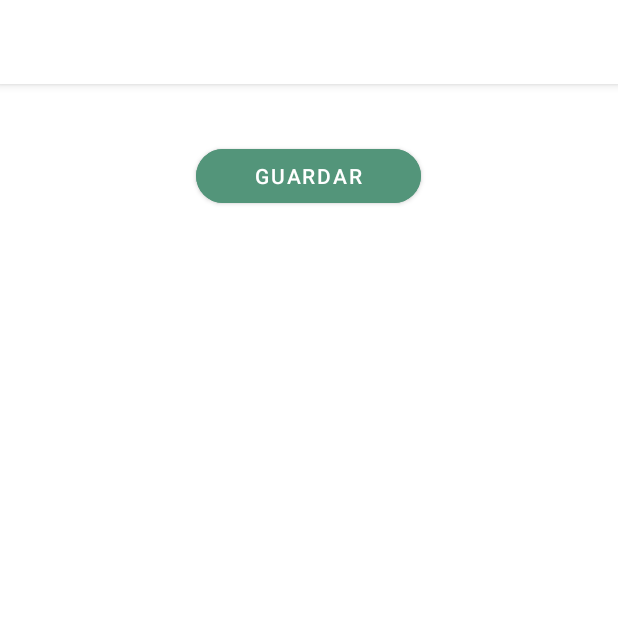
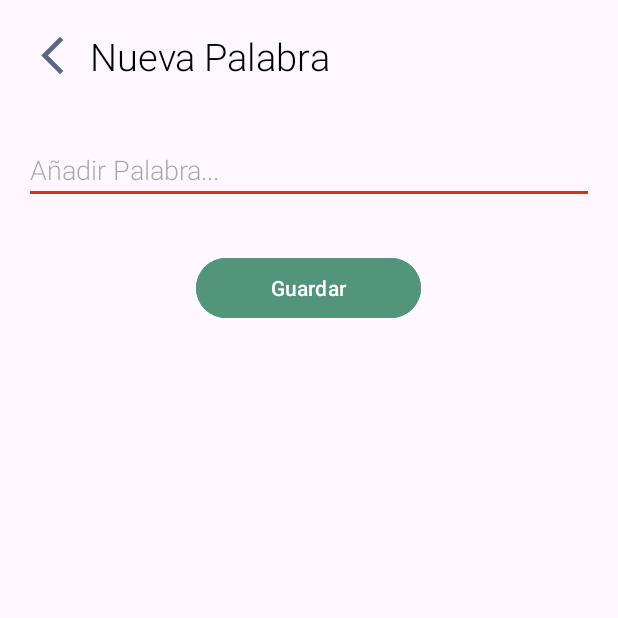
Before and after one commit to aadrizeta/AppPalabras, an Android app: the NuevaPalabra screen opened directly, with no data from a screen before it, on a phone screen of 412 x 824 dp, the top half of it. Run offline under Robolectric (Android 15) with nearby library versions, the phone set to English and light mode, and no system bars.

Commit message:
funcion limitada

```diff
--- a/app/src/main/AndroidManifest.xml
+++ b/app/src/main/AndroidManifest.xml
@@ -13,6 +13,9 @@
         android:theme="@style/Base.Theme.RoomApp"
         tools:targetApi="31">
         <activity
+            android:name=".activity_nueva_palabra2"
+            android:exported="false" />
+        <activity
             android:name=".NuevaPalabra"
             android:exported="false" />
         <activity
--- a/app/src/main/java/com/aadrizeta/RoomApp/NuevaPalabra.java
+++ b/app/src/main/java/com/aadrizeta/RoomApp/NuevaPalabra.java
@@ -1,24 +1,55 @@
 package com.aadrizeta.RoomApp;
 
+import android.content.Intent;
 import android.os.Bundle;
+import android.text.TextUtils;
+import android.view.View;
+import android.widget.Button;
+import android.widget.EditText;
+import android.widget.ImageView;
+import android.widget.Toast;
 
-import androidx.activity.EdgeToEdge;
 import androidx.appcompat.app.AppCompatActivity;
-import androidx.core.graphics.Insets;
-import androidx.core.view.ViewCompat;
-import androidx.core.view.WindowInsetsCompat;
 
 public class NuevaPalabra extends AppCompatActivity {
 
+    public static final String EXTRA_REPLY = "com.example.android.wordlistsql.REPLY";
+
+    private EditText palabraNueva;
+    private Button botonGuardar;
+    private ImageView botonAtras;
     @Override
     protected void onCreate(Bundle savedInstanceState) {
         super.onCreate(savedInstanceState);
-        EdgeToEdge.enable(this);
-        setContentView(R.layout.activity_nueva_palabra);
-        ViewCompat.setOnApplyWindowInsetsListener(findViewById(R.id.main), (v, insets) -> {
-            Insets systemBars = insets.getInsets(WindowInsetsCompat.Type.systemBars());
-            v.setPadding(systemBars.left, systemBars.top, systemBars.right, systemBars.bottom);
-            return insets;
+        setContentView(R.layout.activity_nueva_palabra2);
+        palabraNueva = findViewById(R.id.edit_word);
+        botonGuardar = findViewById(R.id.saveButton);
+        botonAtras = findViewById(R.id.backButton);
+
+        botonAtras.setOnClickListener(new View.OnClickListener() {
+            @Override
+            public void onClick(View view) {
+                launchMain(view);
+            }
+        });
+        botonGuardar.setOnClickListener(new View.OnClickListener() {
+            @Override
+            public void onClick(View view) {
+                Intent replyIntent = new Intent();
+                if (TextUtils.isEmpty(palabraNueva.getText())){
+                    setResult(RESULT_CANCELED);
+                } else {
+                    String word = palabraNueva.getText().toString();
+                    replyIntent.putExtra(EXTRA_REPLY, word);
+                    setResult(RESULT_OK, replyIntent);
+                }
+                finish();
+            }
         });
     }
+    public void launchMain(View view) {
+        Intent intent = new Intent(this, MainActivity.class);
+        startActivity(intent);
+
+    }
 }
--- a/app/src/main/java/com/aadrizeta/RoomApp/PalabraDB.java
+++ b/app/src/main/java/com/aadrizeta/RoomApp/PalabraDB.java
@@ -13,7 +13,9 @@ import java.util.concurrent.ExecutorService;
 import java.util.concurrent.Executors;
 
 @Database(entities = {Palabra.class}, version = 1, exportSchema = false)
+
 public abstract class PalabraDB extends RoomDatabase{
+
     public abstract PalabraDao palabraDAO();
     private static volatile PalabraDB INSTANCE;
     private static final int NUMBER_OF_THREADS = 4;
--- a/app/src/main/java/com/aadrizeta/RoomApp/PalabraRepository.java
+++ b/app/src/main/java/com/aadrizeta/RoomApp/PalabraRepository.java
@@ -23,4 +23,9 @@ public class   PalabraRepository {
             mpalabraDAO.insert(palabra);
         });
     }
+    void delete(Palabra palabra){
+        PalabraDB.databaseWriteExecutor.execute(() -> {
+          mpalabraDAO.deleteAll();
+        });
+    }
 }
--- /dev/null
+++ b/app/src/main/res/drawable/baseline_arrow_back_ios_new_24.xml
@@ -0,0 +1,5 @@
+<vector xmlns:android="http://schemas.android.com/apk/res/android" android:height="24dp" android:tint="#596785" android:viewportHeight="24" android:viewportWidth="24" android:width="24dp">
+
+    <path android:fillColor="@android:color/white" android:pathData="M17.77,3.77l-1.77,-1.77l-10,10l10,10l1.77,-1.77l-8.23,-8.23z"/>
+
+</vector>
--- /dev/null
+++ b/app/src/main/res/drawable/baseline_delete_24.xml
@@ -0,0 +1,5 @@
+<vector xmlns:android="http://schemas.android.com/apk/res/android" android:height="24dp" android:tint="#FFFFFF" android:viewportHeight="24" android:viewportWidth="24" android:width="24dp">
+
+    <path android:fillColor="@android:color/white" android:pathData="M6,19c0,1.1 0.9,2 2,2h8c1.1,0 2,-0.9 2,-2V7H6v12zM19,4h-3.5l-1,-1h-5l-1,1H5v2h14V4z"/>
+
+</vector>
--- a/app/src/main/res/layout/activity_nueva_palabra.xml
+++ /dev/null
@@ -1,31 +0,0 @@
-<?xml version="1.0" encoding="utf-8"?>
-<LinearLayout xmlns:android="http://schemas.android.com/apk/res/android"
-    xmlns:app="http://schemas.android.com/apk/res-auto"
-    android:orientation="vertical"
-    android:layout_width="match_parent"
-    android:layout_height="match_parent"
-
-    >
-
-    <EditText
-        android:id="@+id/edit_word"
-        android:layout_width="match_parent"
-        android:layout_height="wrap_content"
-        android:minHeight="@dimen/small_padding"
-        android:fontFamily="sans-serif-light"
-        android:hint="@string/hint_word"
-        android:inputType="textAutoComplete"
-        android:layout_margin="@dimen/big_padding"
-        android:textSize="18sp" />
-
-    <Button
-        android:id="@+id/saveButton"
-        android:layout_width="150dp"
-        android:layout_height="wrap_content"
-        android:layout_gravity="center_horizontal"
-        android:layout_margin="@dimen/big_padding"
-        android:backgroundTint="@color/saveButtonBackground"
-        android:text="@string/button_save"
-        app:cornerRadius="20dp" />
-
-</LinearLayout>
--- /dev/null
+++ b/app/src/main/res/layout/activity_nueva_palabra2.xml
@@ -0,0 +1,79 @@
+<?xml version="1.0" encoding="utf-8"?>
+<androidx.constraintlayout.widget.ConstraintLayout xmlns:android="http://schemas.android.com/apk/res/android"
+    xmlns:app="http://schemas.android.com/apk/res-auto"
+    xmlns:tools="http://schemas.android.com/tools"
+    android:id="@+id/main"
+    android:layout_width="match_parent"
+    android:layout_height="match_parent"
+    tools:context=".activity_nueva_palabra2">
+
+
+
+
+    <LinearLayout
+        android:layout_width="match_parent"
+        android:layout_height="wrap_content"
+        android:orientation="vertical"
+        app:layout_constraintBottom_toBottomOf="parent"
+        app:layout_constraintEnd_toEndOf="parent"
+        app:layout_constraintTop_toBottomOf="@+id/parteSuperior"
+        app:layout_constraintHorizontal_bias="0.0"
+        app:layout_constraintStart_toStartOf="parent"
+        app:layout_constraintVertical_bias="0.0">
+
+        <EditText
+            android:id="@+id/edit_word"
+            android:layout_width="match_parent"
+            android:layout_height="wrap_content"
+            android:layout_margin="@dimen/big_padding"
+            android:fontFamily="sans-serif-light"
+            android:hint="@string/hint_word"
+            android:inputType="textAutoComplete"
+            android:minHeight="@dimen/small_padding"
+            android:textSize="18sp" />
+
+        <Button
+            android:id="@+id/saveButton"
+            android:layout_width="150dp"
+            android:layout_height="wrap_content"
+            android:layout_gravity="center_horizontal"
+            android:layout_margin="@dimen/big_padding"
+            android:backgroundTint="@color/saveButtonBackground"
+            android:text="@string/button_save"
+            app:cornerRadius="20dp" />
+
+    </LinearLayout>
+
+    <LinearLayout
+        android:gravity="center_vertical"
+        android:id="@+id/parteSuperior"
+        android:layout_width="match_parent"
+        android:layout_height="wrap_content"
+        android:orientation="horizontal"
+        app:layout_constraintBottom_toBottomOf="parent"
+        app:layout_constraintEnd_toEndOf="parent"
+        app:layout_constraintHorizontal_bias="0.0"
+        app:layout_constraintStart_toStartOf="parent"
+        app:layout_constraintTop_toTopOf="parent"
+        app:layout_constraintVertical_bias="0.0"
+        android:paddingHorizontal="20dp"
+        android:paddingVertical="20dp"
+        >
+        <ImageView
+            android:id="@+id/backButton"
+            android:layout_width="30dp"
+            android:layout_height="30dp"
+            android:src="@drawable/baseline_arrow_back_ios_new_24"/>
+        <TextView
+            android:layout_width="wrap_content"
+            android:layout_height="wrap_content"
+            android:fontFamily="sans-serif-light"
+            android:textColor="@color/black"
+            android:textSize="25dp"
+            android:text="@string/add_word"
+            android:layout_marginLeft="10dp"
+            />
+
+
+    </LinearLayout>
+</androidx.constraintlayout.widget.ConstraintLayout>
--- a/app/src/main/res/values/colors.xml
+++ b/app/src/main/res/values/colors.xml
@@ -5,4 +5,6 @@
     <color name="buttonLabel">#FFFFFF</color>
     <color name="addButtonBackground">#2DEB37</color>
     <color name="saveButtonBackground">#53957a</color>
+    <color name="backgroundMain">#193A88</color>
+    <color name="palabraItemsBackground">#ad934d</color>
 </resources>
--- a/app/src/main/res/values/strings.xml
+++ b/app/src/main/res/values/strings.xml
@@ -4,4 +4,6 @@
     <string name="hint_word">Añadir Palabra...</string>
     <string name="button_save">Guardar</string>
     <string name="empty_not_saved">No se puede guardar una palabra vacía</string>
+    <string name="saved">Palabra guardada</string>
+    <string name="titulo_main">Lista de Palabras</string>
 </resources>
--- a/app/src/main/res/values/themes.xml
+++ b/app/src/main/res/values/themes.xml
@@ -1,20 +1,10 @@
 <resources>
 
     <!-- Base application theme. -->
-    <style name="Base.Theme.RoomApp" parent="Theme.MaterialComponents.Light.DarkActionBar">
+    <style name="Base.Theme.RoomApp" parent="Theme.Material3.DayNight.NoActionBar">
         <!-- Customize your theme here. -->
         <item name="colorPrimary">@color/white</item>
         <item name="colorPrimaryDark">#132856</item>
         <item name="colorAccent">#D6331A</item>
     </style>
-
-    <!-- The default font for RecyclerView items is too small.
-    The margin is a simple delimiter between the words. -->
-    <style name="word_title">
-        <item name="android:layout_width">match_parent</item>
-        <item name="android:layout_marginBottom">8dp</item>
-        <item name="android:paddingLeft">8dp</item>
-        <item name="android:background">@android:color/holo_orange_light</item>
-        <item name="android:textAppearance">@android:style/TextAppearance.Large</item>
-    </style>
 </resources>
```
Also changed, not shown: app/src/main/java/com/aadrizeta/RoomApp/MainActivity.java (+44 -5 lines), app/src/main/java/com/aadrizeta/RoomApp/PalabraListAdapter.java (added, +52 -0 lines), app/src/main/java/com/aadrizeta/RoomApp/PalabraViewModel.java (added, +32 -0 lines), app/src/main/res/layout/activity_main.xml (+17 -2 lines), app/src/main/res/layout/recyclerview_item.xml (+17 -4 lines), app/src/main/res/values-v26/themes.xml (added, +11 -0 lines), 1 other file.
